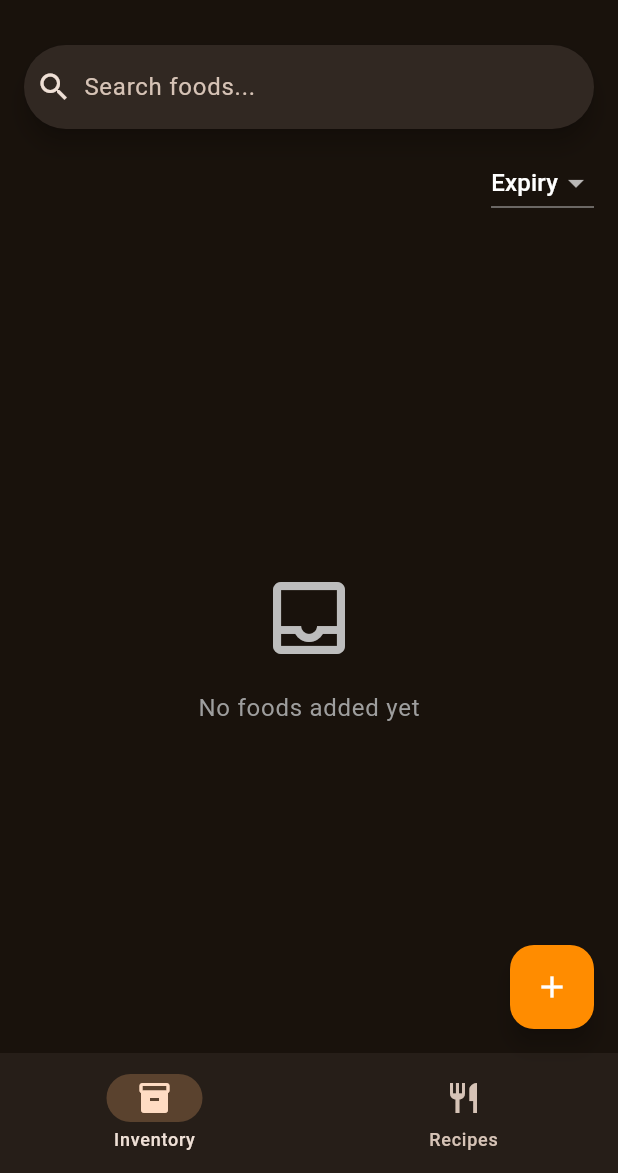
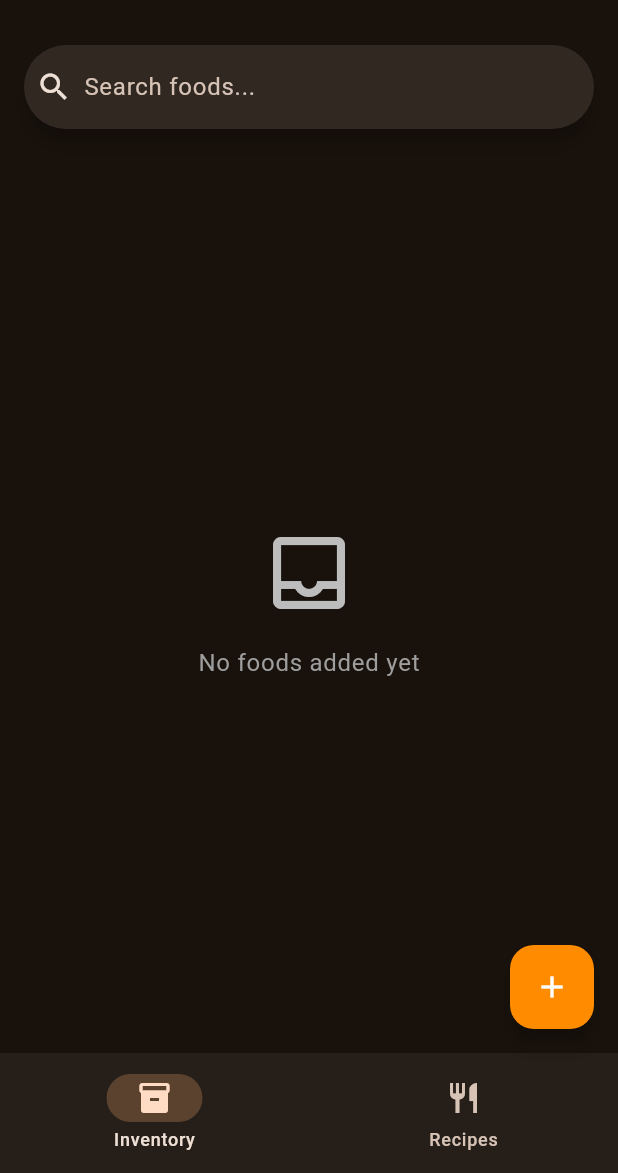
Before and after one commit to nendix/foodly, a Flutter app: the screen it shows after launch, on a phone screen of 412 x 824 dp, the part 63-1236 px from its top. Run offline on Flutter 3.47's test engine with Material 3 defaults, Android fonts, the phone set to English and light mode, and no system bars; our stand-ins replace flutter_dotenv, hive, hive_flutter; missing offline and left inert: mobile_scanner; accounts and stored records are empty.

Commit message:
removed the filtering from the inventory screen

```diff
--- a/lib/screens/home_screen.dart
+++ b/lib/screens/home_screen.dart
@@ -6,20 +6,16 @@ import '../widgets/food_card.dart';
 import 'add_edit_food_screen.dart';
 import 'recipes_screen.dart';
 
-enum SortOption { name, expiryDate, quantity }
-
 class FoodInventoryNotifier extends ChangeNotifier {
   final StorageService _storageService = StorageService();
   List<Food> _foods = [];
   String _searchQuery = '';
-  SortOption _sortOption = SortOption.expiryDate;
 
   List<Food> get foods {
-    return _getFilteredAndSortedFoods();
+    return _getFilteredFoods();
   }
 
   String get searchQuery => _searchQuery;
-  SortOption get sortOption => _sortOption;
 
   FoodInventoryNotifier() {
     _loadFoods();
@@ -35,12 +31,7 @@ class FoodInventoryNotifier extends ChangeNotifier {
     notifyListeners();
   }
 
-  void setSortOption(SortOption option) {
-    _sortOption = option;
-    notifyListeners();
-  }
-
-  List<Food> _getFilteredAndSortedFoods() {
+  List<Food> _getFilteredFoods() {
     List<Food> filtered = _foods;
 
     if (_searchQuery.isNotEmpty) {
@@ -50,33 +41,6 @@ class FoodInventoryNotifier extends ChangeNotifier {
                 food.name.toLowerCase().contains(_searchQuery.toLowerCase()),
           )
           .toList();
-    }
-
-    switch (_sortOption) {
-      case SortOption.name:
-        filtered.sort((a, b) => a.name.compareTo(b.name));
-        break;
-      case SortOption.expiryDate:
-        filtered.sort((a, b) {
-          final aExpired = a.isExpired;
-          final bExpired = b.isExpired;
-          if (aExpired && !bExpired) return -1;
-          if (!aExpired && bExpired) return 1;
-
-          final aExpiringSoon = a.expiringSoon;
-          final bExpiringSoon = b.expiringSoon;
-          if (aExpiringSoon && !bExpiringSoon) return -1;
-          if (!aExpiringSoon && bExpiringSoon) return 1;
-
-          if (a.expiryDate != null && b.expiryDate != null) {
-            return a.expiryDate!.compareTo(b.expiryDate!);
-          }
-          return 0;
-        });
-        break;
-      case SortOption.quantity:
-        filtered.sort((a, b) => b.quantity.compareTo(a.quantity));
-        break;
     }
 
     return filtered;
@@ -200,17 +164,12 @@ class _HomeScreenState extends State<HomeScreen> {
     return Consumer<FoodInventoryNotifier>(
       builder: (context, notifier, _) {
         final foods = notifier.foods;
-        final hasExpiredItems = foods.any((f) => f.isExpired);
-        final hasExpiringItems = foods.any((f) => f.expiringSoon);
 
         return Column(
           children: [
             Padding(
               padding: const EdgeInsets.all(16),
-              child: Column(
-                spacing: 12,
-                children: [
-                  SearchBar(
+              child: SearchBar(
                 controller: _searchController,
                 hintText: 'Search foods...',
                 leading: const Icon(Icons.search),
@@ -227,68 +186,6 @@ class _HomeScreenState extends State<HomeScreen> {
                 onChanged: (value) {
                   _notifier.setSearchQuery(value);
                 },
-                  ),
-                  Row(
-                    children: [
-                      Expanded(
-                        child: SingleChildScrollView(
-                          scrollDirection: Axis.horizontal,
-                          child: Row(
-                            spacing: 8,
-                            children: [
-                              if (hasExpiredItems)
-                                Chip(
-                                  label: const Text('Expired Items'),
-                                  backgroundColor: Colors.red[100],
-                                  labelStyle: TextStyle(color: Colors.red[900]),
-                                  avatar: Icon(
-                                    Icons.warning,
-                                    size: 18,
-                                    color: Colors.red[900],
-                                  ),
-                                ),
-                              if (hasExpiringItems)
-                                Chip(
-                                  label: const Text('Expiring Soon'),
-                                  backgroundColor: Colors.orange[100],
-                                  labelStyle: TextStyle(
-                                    color: Colors.orange[900],
-                                  ),
-                                  avatar: Icon(
-                                    Icons.schedule,
-                                    size: 18,
-                                    color: Colors.orange[900],
-                                  ),
-                                ),
-                            ],
-                          ),
-                        ),
-                      ),
-                      DropdownButton<SortOption>(
-                        value: notifier.sortOption,
-                        items: [
-                          DropdownMenuItem(
-                            value: SortOption.expiryDate,
-                            child: const Text('Expiry'),
-                          ),
-                          DropdownMenuItem(
-                            value: SortOption.name,
-                            child: const Text('Name'),
-                          ),
-                          DropdownMenuItem(
-                            value: SortOption.quantity,
-                            child: const Text('Qty'),
-                          ),
-                        ],
-                        onChanged: (option) {
-                          if (option != null) {
-                            _notifier.setSortOption(option);
-                          }
-                        },
-                      ),
-                    ],
-                  ),
-                ],
               ),
             ),
             if (foods.isEmpty)
@@ -307,9 +204,10 @@ class _HomeScreenState extends State<HomeScreen> {
                         _searchController.text.isNotEmpty
                             ? 'No foods match your search'
                             : 'No foods added yet',
-                        style: Theme.of(
-                          context,
-                        ).textTheme.bodyLarge?.copyWith(color: Colors.grey),
+                        style: Theme.of(context)
+                            .textTheme
+                            .bodyLarge
+                            ?.copyWith(color: Colors.grey),
                       ),
                     ],
                   ),
```
Lines whose indentation alone changed are shown as unchanged.
